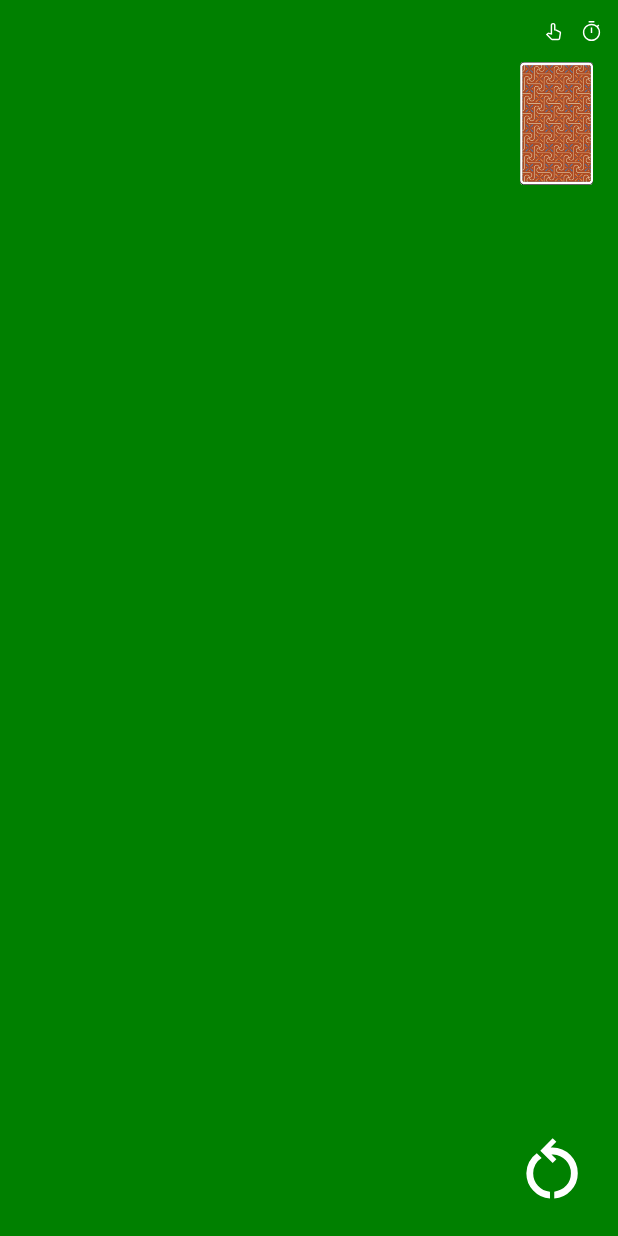
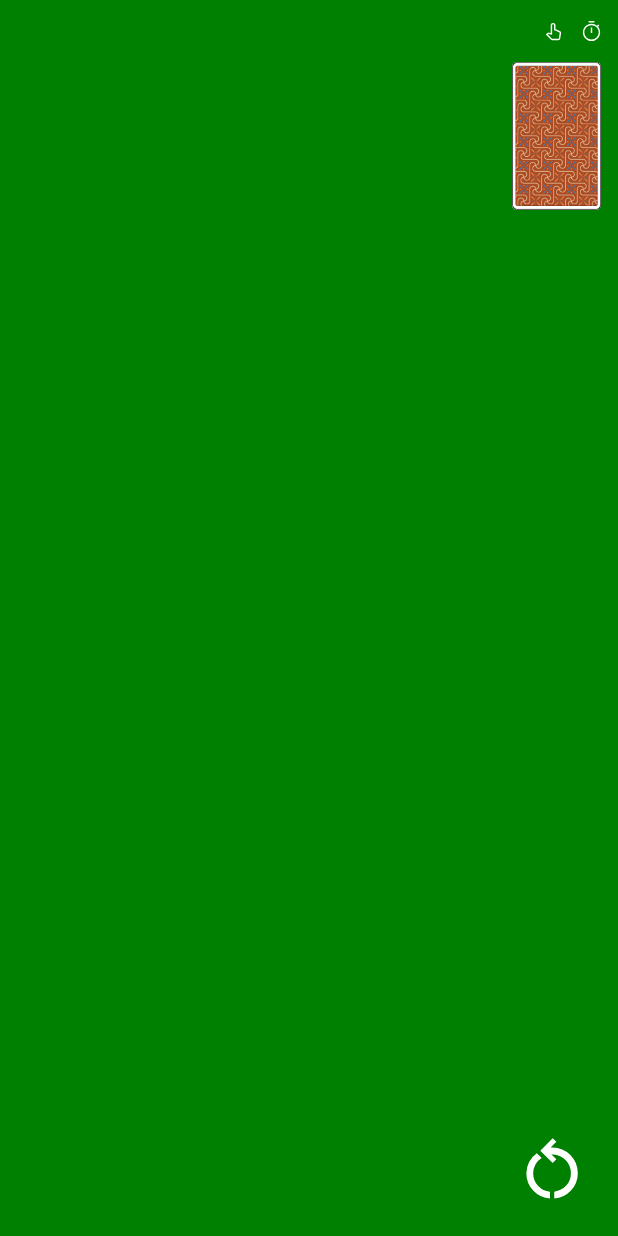
Before and after one commit to kurramkurram/solitaire, an Android app: the layout fragment_solitaire.xml on its own in the app's theme, with its tools: preview values and no code run, on a phone screen of 412 x 824 dp. Run offline under Robolectric (Android 15) with nearby library versions, the phone set to English and light mode, and no system bars.

Commit message:
[Update] card size

```diff
--- a/app/src/main/res/values/dimens.xml
+++ b/app/src/main/res/values/dimens.xml
@@ -1,9 +1,9 @@
 <?xml version="1.0" encoding="utf-8"?>
 <resources>
-    <dimen name="card_margin_horizontal">5dp</dimen>
+    <dimen name="card_margin_horizontal">2dp</dimen>
 
-    <dimen name="layout_height_percent">0.85</dimen>
-    <dimen name="stock_and_found_height_percent">0.1</dimen>
+    <dimen name="layout_height_percent">0.83</dimen>
+    <dimen name="stock_and_found_height_percent">0.12</dimen>
     <dimen name="header_height_percent">0.05</dimen>
 
     <dimen name="header_text_size">15sp</dimen>
--- a/app/src/main/res/values/integer.xml
+++ b/app/src/main/res/values/integer.xml
@@ -1,9 +1,9 @@
 <?xml version="1.0" encoding="utf-8"?>
 <resources>
-    <integer name="card_layout_height_last">200</integer>
-    <integer name="card_layout_height_not_last">50</integer>
+    <integer name="card_layout_height_last">220</integer>
+    <integer name="card_layout_height_not_last">60</integer>
 
     <integer name="card_margin_top_last">0</integer>
-    <integer name="card_margin_top_not_last">150</integer>
+    <integer name="card_margin_top_not_last">170</integer>
 
 </resources>
```
